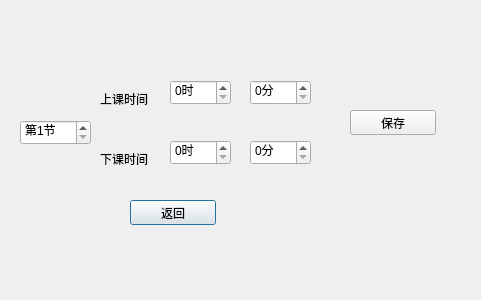
Before: the Qt Designer form dialog_timesetting.ui in Ruby-Dream/studysoftware, drawn with Qt 5.
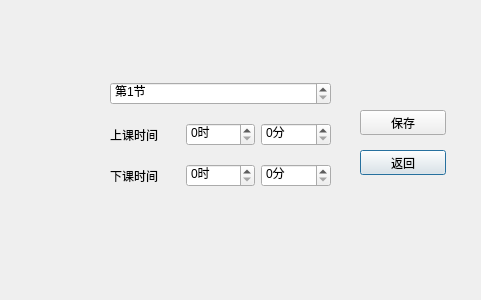
After: the same form once the commit is applied.

What changed in the file:
```diff
--- a/dialog_timesetting.ui
+++ b/dialog_timesetting.ui
@@ -16,8 +16,8 @@
   <widget class="QPushButton" name="btback">
    <property name="geometry">
     <rect>
-     <x>130</x>
-     <y>200</y>
+     <x>360</x>
+     <y>150</y>
      <width>86</width>
      <height>25</height>
     </rect>
@@ -26,39 +26,10 @@
     <string>返回</string>
    </property>
   </widget>
-  <widget class="QLabel" name="label">
-   <property name="geometry">
-    <rect>
-     <x>100</x>
-     <y>90</y>
-     <width>58</width>
-     <height>17</height>
-    </rect>
-   </property>
-   <property name="text">
-    <string>上课时间</string>
-   </property>
-  </widget>
-  <widget class="QSpinBox" name="endminute">
-   <property name="geometry">
-    <rect>
-     <x>250</x>
-     <y>140</y>
-     <width>61</width>
-     <height>25</height>
-    </rect>
-   </property>
-   <property name="suffix">
-    <string>分</string>
-   </property>
-   <property name="maximum">
-    <number>59</number>
-   </property>
-  </widget>
   <widget class="QPushButton" name="btsavetime">
    <property name="geometry">
     <rect>
-     <x>350</x>
+     <x>360</x>
      <y>110</y>
      <width>86</width>
      <height>25</height>
@@ -68,94 +39,101 @@
     <string>保存</string>
    </property>
   </widget>
-  <widget class="QLabel" name="label_2">
+  <widget class="QWidget" name="">
    <property name="geometry">
     <rect>
-     <x>100</x>
-     <y>150</y>
-     <width>58</width>
-     <height>17</height>
+     <x>110</x>
+     <y>70</y>
+     <width>221</width>
+     <height>131</height>
     </rect>
    </property>
-   <property name="text">
-    <string>下课时间</string>
-   </property>
-  </widget>
-  <widget class="QSpinBox" name="beginhour">
-   <property name="geometry">
-    <rect>
-     <x>170</x>
-     <y>80</y>
-     <width>61</width>
-     <height>25</height>
-    </rect>
-   </property>
-   <property name="readOnly">
-    <bool>false</bool>
-   </property>
-   <property name="suffix">
-    <string>时</string>
-   </property>
-   <property name="maximum">
-    <number>23</number>
-   </property>
-  </widget>
-  <widget class="QSpinBox" name="endhour">
-   <property name="geometry">
-    <rect>
-     <x>170</x>
-     <y>140</y>
-     <width>61</width>
-     <height>25</height>
-    </rect>
-   </property>
-   <property name="suffix">
-    <string>时</string>
-   </property>
-   <property name="maximum">
-    <number>23</number>
-   </property>
-  </widget>
-  <widget class="QSpinBox" name="beginminute">
-   <property name="geometry">
-    <rect>
-     <x>250</x>
-     <y>80</y>
-     <width>61</width>
-     <height>25</height>
-    </rect>
-   </property>
-   <property name="inputMethodHints">
-    <set>Qt::InputMethodHint::ImhDigitsOnly</set>
-   </property>
-   <property name="suffix">
-    <string>分</string>
-   </property>
-   <property name="maximum">
-    <number>59</number>
-   </property>
-  </widget>
-  <widget class="QSpinBox" name="spinBox">
-   <property name="geometry">
-    <rect>
-     <x>20</x>
-     <y>120</y>
-     <width>71</width>
-     <height>25</height>
-    </rect>
-   </property>
-   <property name="specialValueText">
-    <string/>
-   </property>
-   <property name="suffix">
-    <string>节</string>
-   </property>
-   <property name="prefix">
-    <string>第</string>
-   </property>
-   <property name="minimum">
-    <number>1</number>
-   </property>
+   <layout class="QVBoxLayout" name="verticalLayout">
+    <item>
+     <widget class="QSpinBox" name="spinBox">
+      <property name="specialValueText">
+       <string/>
+      </property>
+      <property name="suffix">
+       <string>节</string>
+      </property>
+      <property name="prefix">
+       <string>第</string>
+      </property>
+      <property name="minimum">
+       <number>1</number>
+      </property>
+     </widget>
+    </item>
+    <item>
+     <layout class="QHBoxLayout" name="horizontalLayout_2">
+      <item>
+       <widget class="QLabel" name="label">
+        <property name="text">
+         <string>上课时间</string>
+        </property>
+       </widget>
+      </item>
+      <item>
+       <widget class="QSpinBox" name="beginhour">
+        <property name="readOnly">
+         <bool>false</bool>
+        </property>
+        <property name="suffix">
+         <string>时</string>
+        </property>
+        <property name="maximum">
+         <number>23</number>
+        </property>
+       </widget>
+      </item>
+      <item>
+       <widget class="QSpinBox" name="beginminute">
+        <property name="inputMethodHints">
+         <set>Qt::InputMethodHint::ImhDigitsOnly</set>
+        </property>
+        <property name="suffix">
+         <string>分</string>
+        </property>
+        <property name="maximum">
+         <number>59</number>
+        </property>
+       </widget>
+      </item>
+     </layout>
+    </item>
+    <item>
+     <layout class="QHBoxLayout" name="horizontalLayout">
+      <item>
+       <widget class="QLabel" name="label_2">
+        <property name="text">
+         <string>下课时间</string>
+        </property>
+       </widget>
+      </item>
+      <item>
+       <widget class="QSpinBox" name="endhour">
+        <property name="suffix">
+         <string>时</string>
+        </property>
+        <property name="maximum">
+         <number>23</number>
+        </property>
+       </widget>
+      </item>
+      <item>
+       <widget class="QSpinBox" name="endminute">
+        <property name="suffix">
+         <string>分</string>
+        </property>
+        <property name="maximum">
+         <number>59</number>
+        </property>
+       </widget>
+      </item>
+     </layout>
+    </item>
+   </layout>
   </widget>
  </widget>
  <resources/>
```
